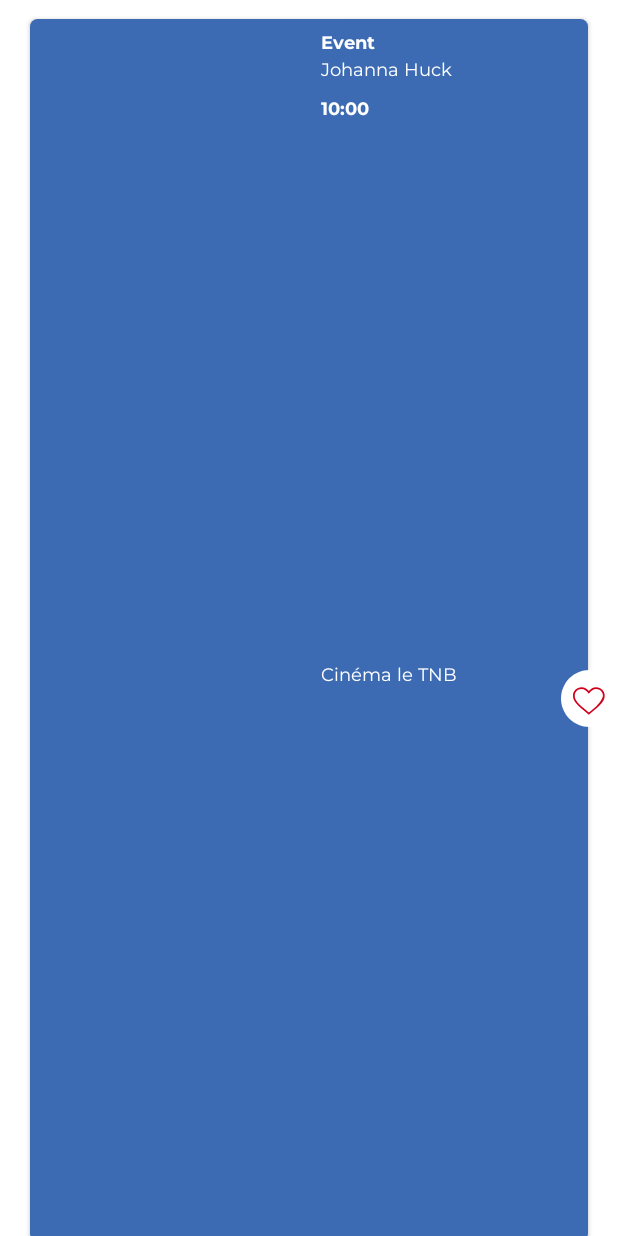
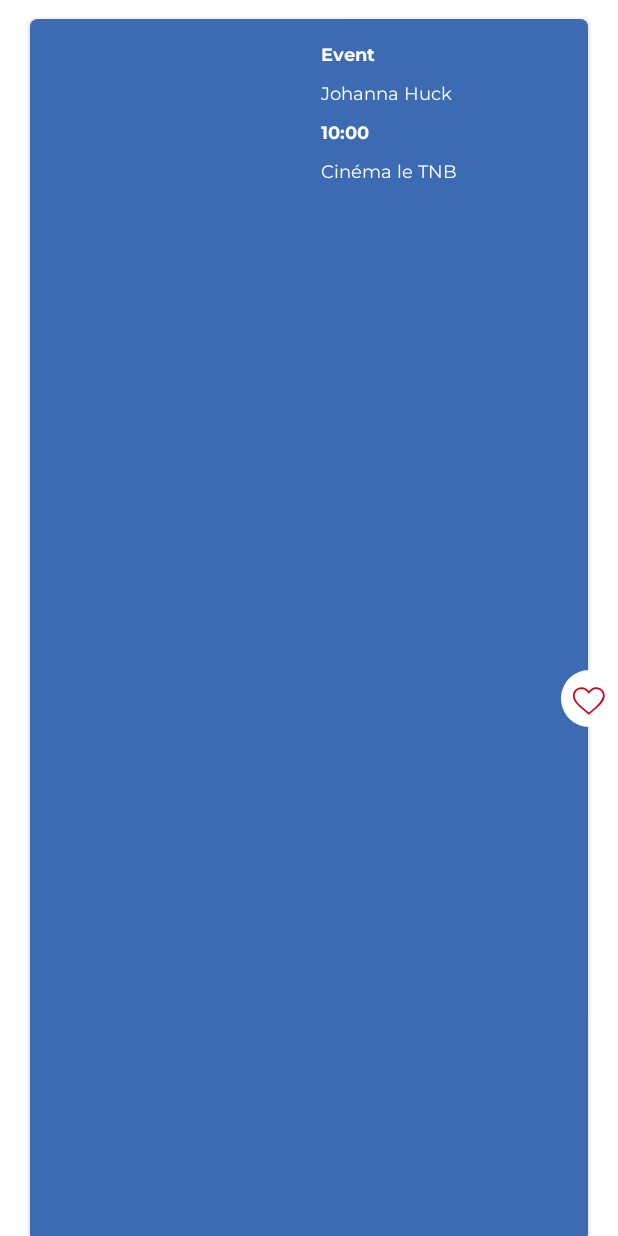
Before and after one commit to antoineabbou/app-afca-android, an Android app: the layout list_event_card.xml on its own in the app's theme, with its tools: preview values and no code run, on a phone screen of 412 x 824 dp. Run offline under Robolectric (Android 15) with nearby library versions, the phone set to English and light mode, and no system bars.

Commit message:
Fix card view layout

```diff
--- a/app/src/main/res/layout/list_event_card.xml
+++ b/app/src/main/res/layout/list_event_card.xml
@@ -1,6 +1,7 @@
 <?xml version="1.0" encoding="utf-8"?>
 <android.support.constraint.ConstraintLayout xmlns:android="http://schemas.android.com/apk/res/android"
     xmlns:app="http://schemas.android.com/apk/res-auto"
+    xmlns:tools="http://schemas.android.com/tools"
     android:layout_width="match_parent"
     android:layout_height="wrap_content"
     android:padding="0dp">
@@ -73,18 +74,18 @@
 
                 <LinearLayout
                     android:layout_width="match_parent"
-                    android:layout_height="match_parent"
+                    android:layout_height="wrap_content"
                     android:layout_weight="1"
                     android:orientation="vertical"
-                    android:padding="0dp">
+                    android:paddingBottom="16dp"
+                    android:paddingTop="16dp">
 
                     <android.support.constraint.ConstraintLayout
                         android:id="@+id/containerInfos"
                         android:layout_width="match_parent"
                         android:layout_height="wrap_content"
                         android:layout_weight=".50"
-                        android:orientation="vertical"
-                        android:padding="0dp">
+                        android:orientation="vertical">
 
 
                         <TextView
@@ -93,7 +94,6 @@
                             android:layout_height="wrap_content"
                             android:layout_marginEnd="8dp"
                             android:layout_marginStart="8dp"
-                            android:layout_marginTop="8dp"
                             android:fontFamily="@font/montserrat_bold"
                             android:gravity="center"
                             android:padding="0dp"
@@ -111,6 +111,7 @@
                             android:layout_height="wrap_content"
                             android:layout_marginEnd="8dp"
                             android:layout_marginStart="8dp"
+                            android:layout_marginTop="8dp"
                             android:fontFamily="@font/montserrat"
                             android:gravity="center"
                             android:padding="0dp"
@@ -144,9 +145,9 @@
                             android:id="@+id/eventCardPlace"
                             android:layout_width="0dp"
                             android:layout_height="wrap_content"
-                            android:layout_marginBottom="8dp"
                             android:layout_marginEnd="8dp"
                             android:layout_marginStart="8dp"
+                            android:layout_marginTop="8dp"
                             android:fontFamily="@font/montserrat"
                             android:gravity="center"
                             android:padding="0dp"
@@ -154,7 +155,6 @@
                             android:textAlignment="viewStart"
                             android:textColor="@android:color/white"
                             android:textSize="12sp"
-                            app:layout_constraintBottom_toBottomOf="parent"
                             app:layout_constraintEnd_toEndOf="parent"
                             app:layout_constraintStart_toStartOf="parent"
                             app:layout_constraintTop_toBottomOf="@+id/eventCardHour" />
```
